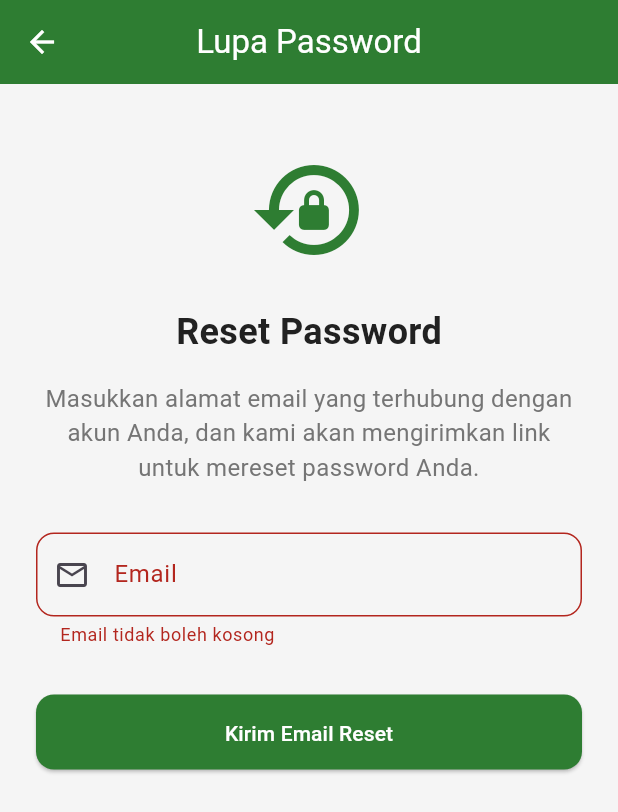
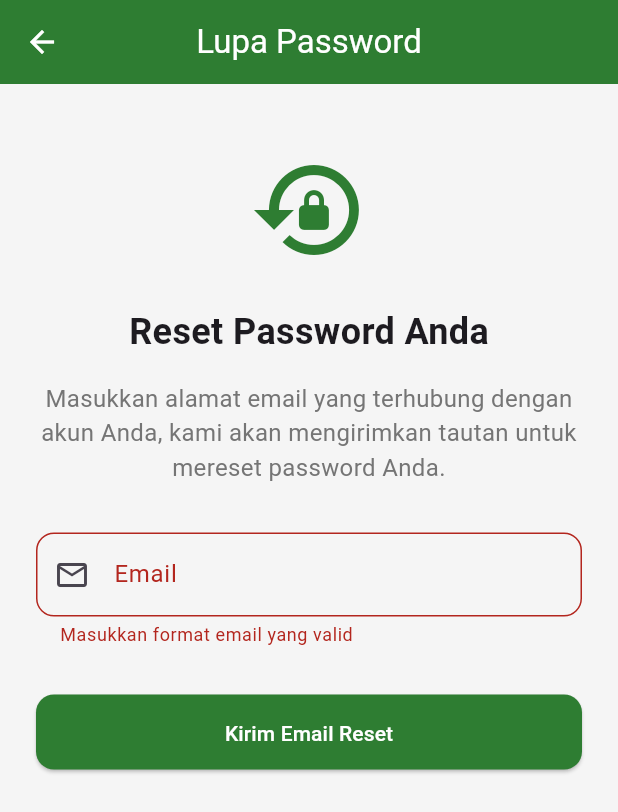
Before and after one commit to wildan-T/sipatka, a Flutter app: the ForgotPasswordScreen screen opened directly, after a tap on "Kirim Email Reset", on a phone screen of 412 x 824 dp. Shown: the top 812 px of the screen. Run offline on Flutter 3.47's test engine with Material 3 defaults, Android fonts, the phone set to English and light mode, and no system bars; our stand-ins replace flutter_dotenv, image_picker, pdf, printing, supabase_flutter; accounts and stored records are empty; network calls fail; Roboto replaces fonts that are missing (Poppins).

Commit message:
reset password

```diff
--- a/lib/screens/auth/forgot_password_screen.dart
+++ b/lib/screens/auth/forgot_password_screen.dart
@@ -4,7 +4,7 @@ import 'package:flutter/material.dart';
 import 'package:provider/provider.dart';
 import 'package:sipatka/providers/auth_provider.dart';
 import 'package:sipatka/utils/app_theme.dart';
-import 'package:supabase_flutter/supabase_flutter.dart'; // Import Supabase jika perlu (untuk AuthException)
+import 'package:sipatka/utils/error_dialog.dart'; // Import dialog error kita
 
 class ForgotPasswordScreen extends StatefulWidget {
   const ForgotPasswordScreen({super.key});
@@ -18,7 +18,6 @@ class _ForgotPasswordScreenState extends State<ForgotPasswordScreen> {
   final _formKey = GlobalKey<FormState>();
   bool _isLoading = false;
 
-  // --- FUNGSI RESET PASSWORD DISESUAIKAN UNTUK SUPABASE ---
   Future<void> _resetPassword() async {
     if (!_formKey.currentState!.validate()) {
       return;
@@ -26,29 +25,28 @@ class _ForgotPasswordScreenState extends State<ForgotPasswordScreen> {
     setState(() => _isLoading = true);
 
     final authProvider = context.read<AuthProvider>();
-
-    // Panggil fungsi dari provider (yang sekarang tidak mengembalikan bool)
     await authProvider.resetPassword(email: _emailController.text.trim());
 
     if (!mounted) return;
 
-    // Cek apakah ada pesan error setelah fungsi dijalankan
+    // Periksa apakah ada pesan error dari provider
     if (authProvider.errorMessage == null) {
-      // Jika tidak ada error, berarti sukses
+      // Jika sukses, tampilkan pesan positif dan kembali ke halaman login
       ScaffoldMessenger.of(context).showSnackBar(
         const SnackBar(
-          content: Text('Email reset password telah dikirim. Silakan cek inbox Anda.'),
+          content: Text(
+            'Email reset password telah dikirim. Silakan cek inbox Anda.',
+          ),
           backgroundColor: Colors.green,
         ),
       );
       Navigator.pop(context);
     } else {
-      // Jika ada error, tampilkan pesan dari provider
-      ScaffoldMessenger.of(context).showSnackBar(
-        SnackBar(
-          content: Text(authProvider.errorMessage!),
-          backgroundColor: Colors.red,
-        ),
+      // Jika gagal, tampilkan dialog error
+      showErrorDialog(
+        context: context,
+        title: 'Gagal Mengirim Email',
+        message: authProvider.errorMessage!,
       );
     }
 
@@ -63,12 +61,8 @@ class _ForgotPasswordScreenState extends State<ForgotPasswordScreen> {
 
   @override
   Widget build(BuildContext context) {
-    // UI tidak perlu diubah, hanya logikanya saja
     return Scaffold(
-      appBar: AppBar(
-        title: const Text('Lupa Password'),
-        backgroundColor: AppTheme.primaryColor,
-      ),
+      appBar: AppBar(title: const Text('Lupa Password')),
       body: SingleChildScrollView(
         padding: const EdgeInsets.all(24.0),
         child: Form(
@@ -84,21 +78,14 @@ class _ForgotPasswordScreenState extends State<ForgotPasswordScreen> {
               ),
               const SizedBox(height: 24),
               const Text(
-                'Reset Password',
-                style: TextStyle(
-                  fontSize: 24,
-                  fontWeight: FontWeight.bold,
-                  color: AppTheme.textPrimary,
-                ),
+                'Reset Password Anda',
+                style: TextStyle(fontSize: 24, fontWeight: FontWeight.bold),
               ),
               const SizedBox(height: 16),
               const Text(
-                'Masukkan alamat email yang terhubung dengan akun Anda, dan kami akan mengirimkan link untuk mereset password Anda.',
+                'Masukkan alamat email yang terhubung dengan akun Anda, kami akan mengirimkan tautan untuk mereset password Anda.',
                 textAlign: TextAlign.center,
-                style: TextStyle(
-                  fontSize: 16,
-                  color: AppTheme.textSecondary,
-                ),
+                style: TextStyle(fontSize: 16, color: AppTheme.textSecondary),
               ),
               const SizedBox(height: 32),
               TextFormField(
@@ -112,10 +99,7 @@ class _ForgotPasswordScreenState extends State<ForgotPasswordScreen> {
                   ),
                 ),
                 validator: (value) {
-                  if (value == null || value.isEmpty) {
-                    return 'Email tidak boleh kosong';
-                  }
-                  if (!RegExp(r'\S+@\S+\.\S+').hasMatch(value)) {
+                  if (value == null || !value.contains('@')) {
                     return 'Masukkan format email yang valid';
                   }
                   return null;
@@ -127,9 +111,13 @@ class _ForgotPasswordScreenState extends State<ForgotPasswordScreen> {
                 height: 50,
                 child: ElevatedButton(
                   onPressed: _isLoading ? null : _resetPassword,
-                  child: _isLoading
-                      ? const CircularProgressIndicator(color: Colors.white, strokeWidth: 3)
-                      : const Text('Kirim Email Reset'),
+                  child:
+                      _isLoading
+                          ? const CircularProgressIndicator(
+                            color: Colors.white,
+                            strokeWidth: 3,
+                          )
+                          : const Text('Kirim Email Reset'),
                 ),
               ),
             ],
```
Also changed, not shown: lib/providers/auth_provider.dart (+4 -3 lines), lib/screens/auth/login_screen.dart (+13 -2 lines).
